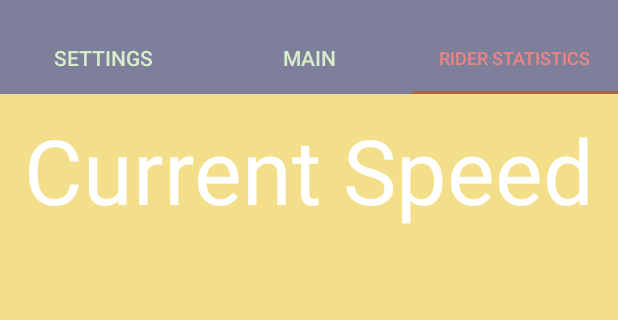
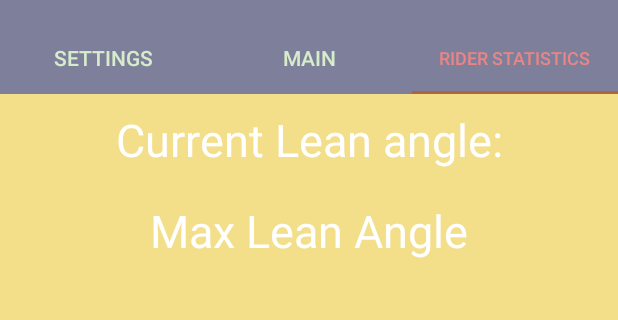
Before and after one commit to af3ld/MotorcycleApplication, an Android app: the screen it shows after launch (MainActivity), tab 3 chosen, on a phone screen of 412 x 824 dp, the part 62-382 px from its top. Run offline under Robolectric (Android 15) with nearby library versions, the phone set to English and light mode, and no system bars.

Commit message:
lean Angle With directionality set up. Max lean angle textview also exists.

```diff
--- a/app/src/main/res/layout/fragment_rider_stats.xml
+++ b/app/src/main/res/layout/fragment_rider_stats.xml
@@ -7,14 +7,27 @@
 
     <TextView
 
-        android:id="@+id/fragment_rider_stats_currentspeed_textView"
+        android:id="@+id/fragment_rider_stats_current_lean_angle_text_view"
         android:layout_width="match_parent"
         android:layout_height="wrap_content"
         android:gravity="center"
-        android:hint="@string/currentSpeed_hint"
+        android:hint="@string/current_lean_angle"
         android:textColorHint="@android:color/white"
         android:textColor="@color/ink"
-        android:textSize="60sp"
+        android:textSize="30sp"
+        android:padding="10dp"/>
+
+    <TextView
+
+        android:id="@+id/fragment_rider_stats_current_max_lean_textview"
+        android:layout_below="@id/fragment_rider_stats_current_lean_angle_text_view"
+        android:layout_width="match_parent"
+        android:layout_height="wrap_content"
+        android:gravity="center"
+        android:hint="@string/max_lean_angle"
+        android:textColorHint="@android:color/white"
+        android:textColor="@color/ink"
+        android:textSize="30sp"
         android:padding="10dp"/>
 
 
@@ -22,7 +35,7 @@
         android:id="@+id/fragment_rider_stats_listView"
         android:layout_width="match_parent"
         android:layout_height="match_parent"
-        android:layout_below="@id/fragment_rider_stats_currentspeed_textView"
+        android:layout_below="@id/fragment_rider_stats_current_max_lean_textview"
 
 
 
--- a/app/src/main/res/values/strings.xml
+++ b/app/src/main/res/values/strings.xml
@@ -28,4 +28,6 @@
     <string name="rideStart">Ride Start</string>
     <string name="rideEnd">Ride End</string>
     <string name="ifEmptyFields">Please complete all the fields</string>
+    <string name="current_lean_angle">Current Lean angle:</string>
+    <string name="max_lean_angle">Max Lean Angle</string>
 </resources>
```
Also changed, not shown: app/src/main/java/com/lclark/motorcycleap/RiderStatistics/RiderStatisticsFragment.java (+32 -17 lines).
